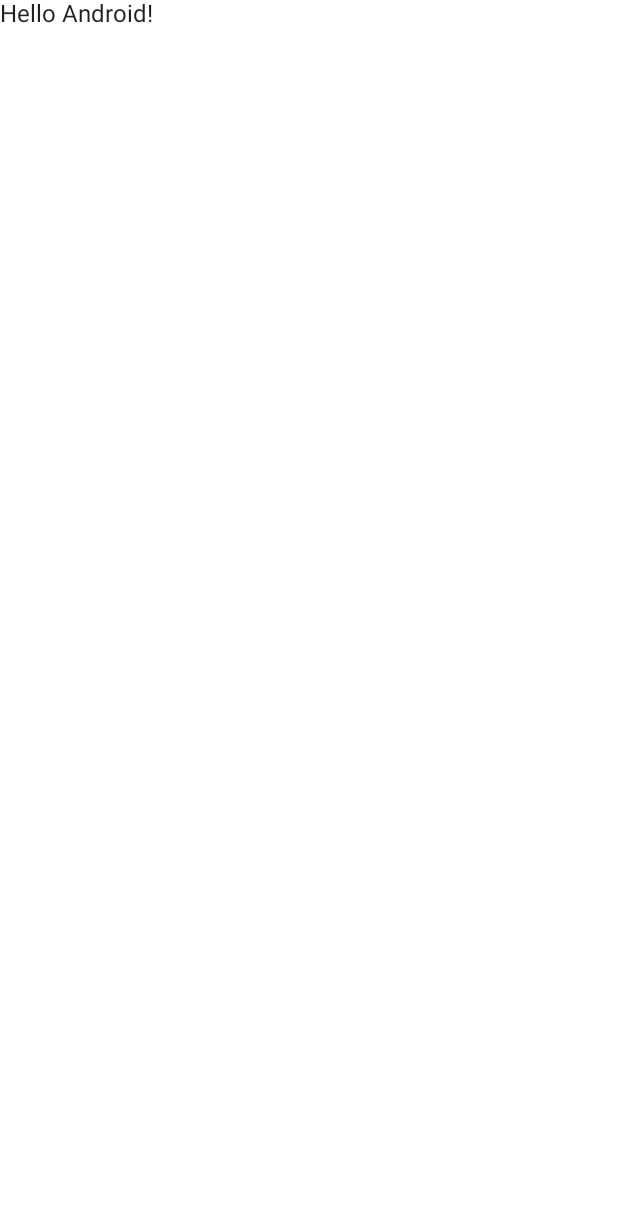
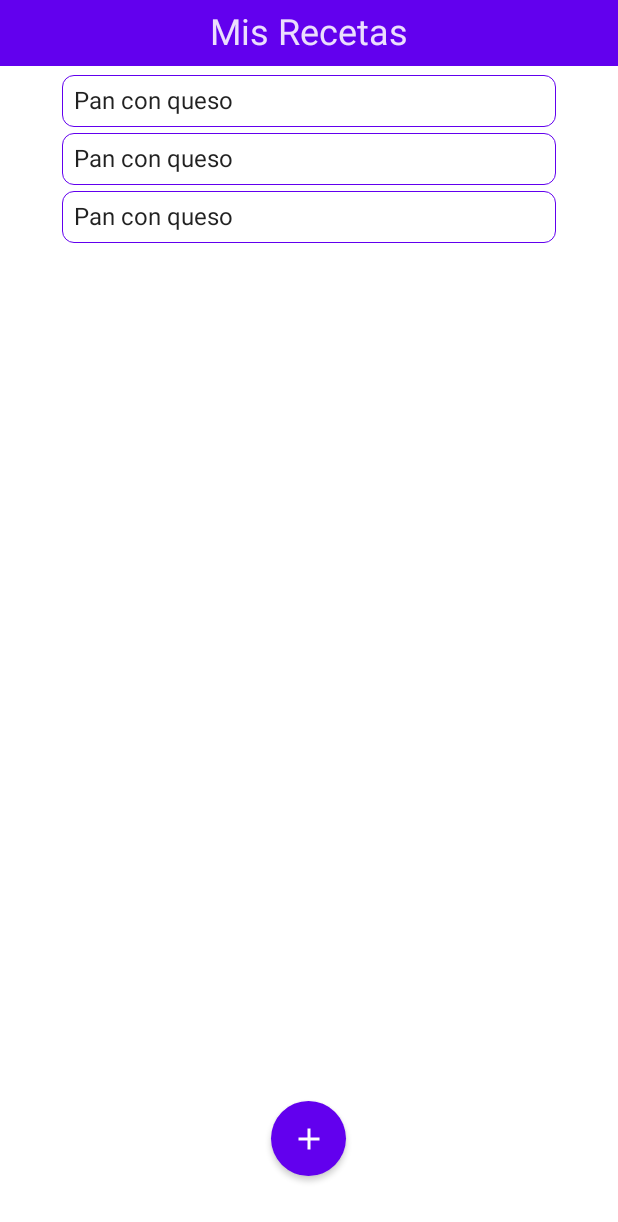
Before and after one commit to DaniloEspinoza96/recipes-client, an Android app built with Jetpack Compose: the screen it shows after launch (MainActivity), on a phone screen of 412 x 824 dp. Before the commit the part shown is almost empty. Shown: the top 1222 px of the screen. Run offline under Robolectric (Android 15) with nearby library versions, the phone set to English and light mode, and no system bars.

Commit message:
Created header, recipe item and fab to create new recipes

```diff
--- a/app/build.gradle
+++ b/app/build.gradle
@@ -51,6 +51,7 @@ dependencies {
     implementation 'androidx.core:core-ktx:1.7.0'
     implementation "androidx.compose.ui:ui:$compose_version"
     implementation "androidx.compose.material:material:$compose_version"
+    implementation "androidx.compose.material:material-icons-extended:$compose_version"
     implementation "androidx.compose.ui:ui-tooling-preview:$compose_version"
     implementation 'androidx.lifecycle:lifecycle-runtime-ktx:2.4.1'
     implementation 'androidx.activity:activity-compose:1.4.0'
--- a/app/src/main/java/com/example/recipesapp/MainActivity.kt
+++ b/app/src/main/java/com/example/recipesapp/MainActivity.kt
@@ -6,10 +6,11 @@ import androidx.activity.compose.setContent
 import androidx.compose.foundation.layout.fillMaxSize
 import androidx.compose.material.MaterialTheme
 import androidx.compose.material.Surface
-import androidx.compose.material.Text
 import androidx.compose.runtime.Composable
 import androidx.compose.ui.Modifier
 import androidx.compose.ui.tooling.preview.Preview
+import com.example.recipesapp.data.mockRecipes
+import com.example.recipesapp.layouts.Home
 import com.example.recipesapp.ui.theme.RecipesAppTheme
 
 class MainActivity : ComponentActivity() {
@@ -22,7 +23,7 @@ class MainActivity : ComponentActivity() {
                     modifier = Modifier.fillMaxSize(),
                     color = MaterialTheme.colors.background
                 ) {
-                    Greeting("Android")
+                    MainActivityScreen()
                 }
             }
         }
@@ -30,14 +31,14 @@ class MainActivity : ComponentActivity() {
 }
 
 @Composable
-fun Greeting(name: String) {
-    Text(text = "Hello $name!")
+fun MainActivityScreen() {
+    Home(mockRecipes)
 }
 
 @Preview(showBackground = true)
 @Composable
 fun DefaultPreview() {
     RecipesAppTheme {
-        Greeting("Android")
+        MainActivityScreen()
     }
 }
--- /dev/null
+++ b/app/src/main/java/com/example/recipesapp/RecipeViewModel.kt
@@ -0,0 +1,7 @@
+package com.example.recipesapp
+
+import androidx.lifecycle.ViewModel
+
+class RecipeViewModel: ViewModel() {
+
+}
--- /dev/null
+++ b/app/src/main/java/com/example/recipesapp/components/FAB.kt
@@ -0,0 +1,30 @@
+package com.example.recipesapp.components
+
+import androidx.compose.foundation.layout.PaddingValues
+import androidx.compose.foundation.layout.padding
+import androidx.compose.foundation.layout.size
+import androidx.compose.foundation.shape.CircleShape
+import androidx.compose.material.Button
+import androidx.compose.material.Icon
+import androidx.compose.material.icons.Icons
+import androidx.compose.material.icons.filled.Add
+import androidx.compose.runtime.Composable
+import androidx.compose.ui.Modifier
+import androidx.compose.ui.unit.dp
+
+@Composable
+fun FloatingActionButton() {
+    Button(
+        onClick = { /*TODO*/ },
+        shape = CircleShape,
+        modifier = Modifier
+            .padding(24.dp)
+            .size(50.dp),
+        contentPadding = PaddingValues(0.dp)
+    ) {
+        Icon(
+            imageVector = Icons.Default.Add,
+            contentDescription = "Añadir receta"
+        )
+    }
+}
--- /dev/null
+++ b/app/src/main/java/com/example/recipesapp/components/Header.kt
@@ -0,0 +1,41 @@
+package com.example.recipesapp.components
+
+import androidx.compose.foundation.layout.Arrangement
+import androidx.compose.foundation.layout.Arrangement.Center
+import androidx.compose.foundation.layout.Row
+import androidx.compose.foundation.layout.fillMaxWidth
+import androidx.compose.foundation.layout.padding
+import androidx.compose.material.MaterialTheme
+import androidx.compose.material.Surface
+import androidx.compose.material.Text
+import androidx.compose.material.primarySurface
+import androidx.compose.runtime.Composable
+import androidx.compose.ui.Modifier
+import androidx.compose.ui.tooling.preview.Preview
+import androidx.compose.ui.unit.dp
+import org.intellij.lang.annotations.JdkConstants
+
+@Composable
+fun Header(title: String) {
+    Surface(
+        color = MaterialTheme.colors.primarySurface,
+    ) {
+        Row(
+            modifier = Modifier
+                .fillMaxWidth(1f)
+                .padding(vertical = 8.dp),
+            horizontalArrangement = Center
+        ) {
+            Text(
+                text = title,
+                style = MaterialTheme.typography.h5
+            )
+        }
+    }
+}
+
+@Preview
+@Composable
+fun HeaderPreview() {
+    Header(title = "Mis Recetas")
+}
--- /dev/null
+++ b/app/src/main/java/com/example/recipesapp/components/ItemRecipe.kt
@@ -0,0 +1,51 @@
+package com.example.recipesapp.components
+
+import android.graphics.drawable.shapes.Shape
+import androidx.compose.foundation.border
+import androidx.compose.foundation.clickable
+import androidx.compose.foundation.layout.fillMaxWidth
+import androidx.compose.foundation.layout.padding
+import androidx.compose.foundation.shape.RoundedCornerShape
+import androidx.compose.material.MaterialTheme
+import androidx.compose.material.Surface
+import androidx.compose.material.Text
+import androidx.compose.runtime.Composable
+import androidx.compose.ui.Modifier
+import androidx.compose.ui.graphics.Brush
+import androidx.compose.ui.tooling.preview.Preview
+import androidx.compose.ui.unit.Dp
+import androidx.compose.ui.unit.dp
+import com.example.recipesapp.data.Recipe
+import com.example.recipesapp.data.mockRecipe
+
+@Composable
+fun ItemRecipe(
+    recipe: Recipe,
+) {
+    Surface(
+        modifier = Modifier
+            .clickable { /* TODO */ }
+            .fillMaxWidth(.8f)
+    ) {
+        Text(
+            text = recipe.name,
+            style = MaterialTheme.typography.body1,
+            modifier = Modifier
+                .padding(vertical = 2.dp)
+                .border(
+                    width = Dp.Hairline,
+                    color = MaterialTheme.colors.primary,
+                    shape = RoundedCornerShape(8.dp)
+                )
+                .padding(all = 8.dp)
+            )
+    }
+}
+
+@Preview
+@Composable
+fun ItemRecipePreview() {
+    ItemRecipe(
+        recipe = mockRecipe
+    )
+}
--- a/app/src/main/java/com/example/recipesapp/data/Author.kt
+++ b/app/src/main/java/com/example/recipesapp/data/Author.kt
@@ -1,7 +1,7 @@
 package com.example.recipesapp.data
 
 data class Author(
-    val name: String?,
+    val name: String? = null,
     val nickname: String,
-    val email: String?,
+    val email: String? = null,
 )
--- a/app/src/main/java/com/example/recipesapp/data/Ingredient.kt
+++ b/app/src/main/java/com/example/recipesapp/data/Ingredient.kt
@@ -2,6 +2,6 @@ package com.example.recipesapp.data
 
 data class Ingredient(
     var name: String = "",
-    var quantity: Long? = null,
+    var quantity: Double? = null,
     var unit: String? = null
 )
--- /dev/null
+++ b/app/src/main/java/com/example/recipesapp/data/MockData.kt
@@ -0,0 +1,27 @@
+package com.example.recipesapp.data
+
+val mockRecipe = Recipe(
+    name = "Pan con queso",
+    ingredients = listOf(
+        Ingredient(
+            name = "Pan",
+            quantity = 1.0
+        ),
+        Ingredient(
+            name = "Queso",
+            quantity = 1.0,
+            unit = "Lamina"
+        ),
+    ),
+    steps = listOf(
+        "Cortar el pan horizontalmente",
+        "(Opcional) Tostar el pan",
+        "Poner el queso",
+        "Cerrar el pan",
+    ),
+    author = Author(
+        nickname = "Danilo96"
+    )
+)
+
+val mockRecipes = listOf(mockRecipe, mockRecipe, mockRecipe)
--- /dev/null
+++ b/app/src/main/java/com/example/recipesapp/layouts/Home.kt
@@ -0,0 +1,50 @@
+package com.example.recipesapp.layouts
+
+import androidx.compose.foundation.layout.*
+import androidx.compose.foundation.lazy.LazyColumn
+import androidx.compose.foundation.lazy.items
+import androidx.compose.foundation.shape.CircleShape
+import androidx.compose.material.*
+import androidx.compose.material.icons.Icons
+import androidx.compose.material.icons.filled.Add
+import androidx.compose.runtime.Composable
+import androidx.compose.ui.Alignment
+import androidx.compose.ui.Modifier
+import androidx.compose.ui.tooling.preview.Preview
+import androidx.compose.ui.unit.dp
+import com.example.recipesapp.components.FloatingActionButton
+import com.example.recipesapp.components.Header
+import com.example.recipesapp.components.ItemRecipe
+import com.example.recipesapp.data.Recipe
+import com.example.recipesapp.data.mockRecipes
+
+@Composable
+fun Home(
+    recipes: List<Recipe>
+) {
+    Scaffold(
+        topBar = { Header(title = "Mis Recetas") },
+        floatingActionButton = { FloatingActionButton() },
+        floatingActionButtonPosition = FabPosition.Center
+    ) {
+        Column(
+            modifier = Modifier.fillMaxWidth(1f),
+            horizontalAlignment = Alignment.CenterHorizontally
+        ) {
+            Spacer(modifier = Modifier.padding(top = 4.dp))
+            LazyColumn {
+                items(items = recipes) { recipe ->
+                    ItemRecipe(
+                        recipe = recipe,
+                    )
+                }
+            }
+        }
+    }
+}
+
+@Preview
+@Composable
+fun HomePreview() {
+    Home(mockRecipes)
+}
--- a/build.gradle
+++ b/build.gradle
@@ -8,7 +8,7 @@ buildscript {
 plugins {
     id 'com.android.application' version '7.1.1' apply false
     id 'com.android.library' version '7.1.1' apply false
-    id 'org.jetbrains.kotlin.android' version '1.5.21' apply false
+    id 'org.jetbrains.kotlin.android' version '1.6.10' apply false
 }
 
 task clean(type: Delete) {
```
